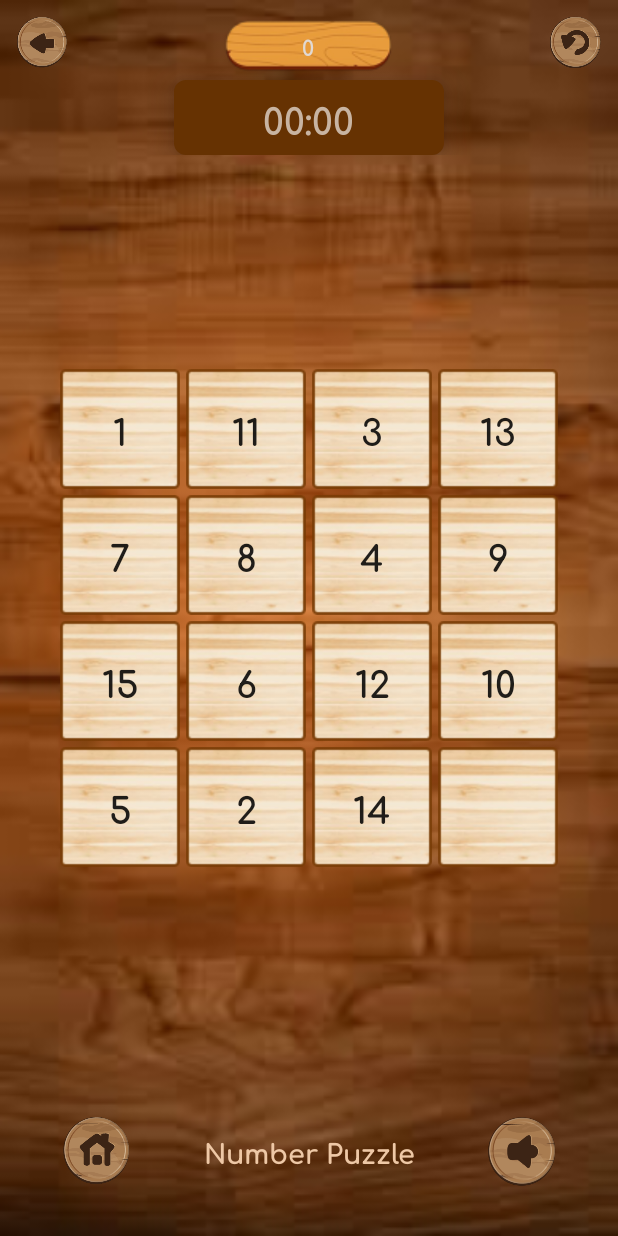
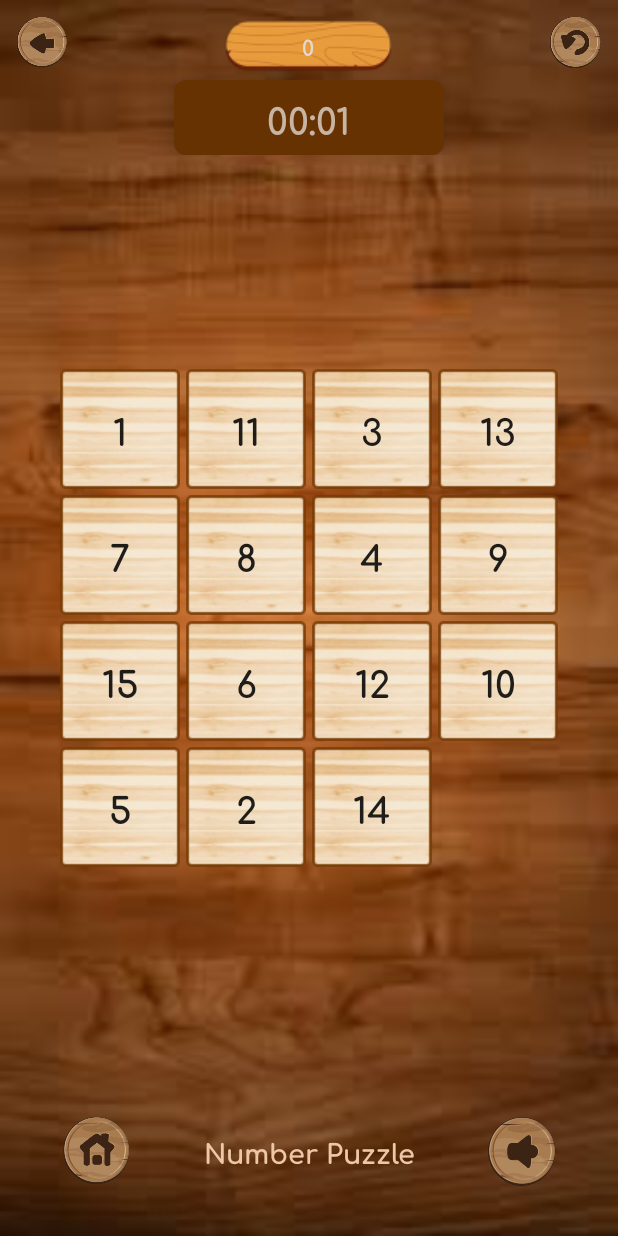
Before and after one commit to jamshidisoqov/NumberPuzzle, an Android app: the fragment GameFragment placed in its activity, after a tap on an icon or button, on a phone screen of 412 x 824 dp. Run offline under Robolectric (Android 15) with nearby library versions, the phone set to English and light mode, and no system bars.

Commit message:
game has finished

```diff
--- a/app/src/main/java/uz/gita/numberpuzzle/ui/game/GameFragment.java
+++ b/app/src/main/java/uz/gita/numberpuzzle/ui/game/GameFragment.java
@@ -3,13 +3,17 @@ package uz.gita.numberpuzzle.ui.game;
 import static java.lang.Math.abs;
 
 import android.annotation.SuppressLint;
+import android.app.Dialog;
+import android.graphics.Color;
+import android.graphics.drawable.ColorDrawable;
 import android.os.Bundle;
-import android.os.CountDownTimer;
-import android.util.Log;
+import android.os.SystemClock;
 import android.view.LayoutInflater;
 import android.view.View;
 import android.view.ViewGroup;
 import android.widget.Button;
+import android.widget.Chronometer;
+import android.widget.ImageView;
 import android.widget.TextView;
 
 import androidx.annotation.NonNull;
@@ -18,55 +22,41 @@ import androidx.fragment.app.Fragment;
 
 import java.util.ArrayList;
 import java.util.Collections;
-import java.util.Timer;
-import java.util.TimerTask;
 
 import uz.gita.numberpuzzle.R;
 import uz.gita.numberpuzzle.models.Coordinate;
+import uz.gita.numberpuzzle.utils.IsSolvingPuzzle;
 
 public class GameFragment extends Fragment {
 
     private View root;
     private TextView textScore;
-    private TextView textTime;
+    private Chronometer textTime;
     private Button[][] buttons;
     private ArrayList<Integer> numbers;
     private Coordinate emptyCoordinate;
     private int score;
-    private int timer;
-    Timer time;
-    TimerTask timerTask;
-    CountDownTimer countDownTimer;
+    IsSolvingPuzzle isSolvingPuzzle;
+    private long pauseTime;
+    private boolean isStarted;
 
     @Override
     public View onCreateView(@NonNull LayoutInflater inflater, @Nullable ViewGroup container,
                              @Nullable Bundle savedInstanceState) {
         root = inflater.inflate(R.layout.fragment_game, container, false);
+        isSolvingPuzzle = new IsSolvingPuzzle();
         loadViews();
         loadButtons();
         initNumbers();
         loadNumbersToButtons();
-        time = new Timer();
         startTimer();
         return root;
     }
 
-
     private void startTimer() {
-        timerTask = new TimerTask() {
-            @Override
-            public void run() {
-                getActivity().runOnUiThread(new TimerTask() {
-                    @Override
-                    public void run() {
-                        setTime();
-                    }
-                });
-            }
-        };
-        time.schedule(timerTask, 0, 1000);
+        textTime.setBase(SystemClock.elapsedRealtime());
+        textTime.start();
     }
-
 
     private void loadViews() {
         root.findViewById(R.id.btn_refresh).setOnClickListener(v -> onRestartGame());
@@ -74,6 +64,23 @@ public class GameFragment extends Fragment {
         textTime = root.findViewById(R.id.text_time);
     }
 
+    @Override
+    public void onResume() {
+        super.onResume();
+        if (isStarted) {
+            textTime.setBase(SystemClock.elapsedRealtime() - pauseTime);
+            textTime.start();
+        }
+    }
+
+    @Override
+    public void onPause() {
+        super.onPause();
+        pauseTime = SystemClock.elapsedRealtime() - textTime.getBase();
+        textTime.stop();
+    }
+
+    @SuppressLint("ClickableViewAccessibility")
     private void loadButtons() {
         ViewGroup group = root.findViewById(R.id.numbers_container);
         int count = group.getChildCount();
@@ -82,7 +89,10 @@ public class GameFragment extends Fragment {
         for (int i = 0; i < count; i++) {
             View view = group.getChildAt(i);
             Button button = (Button) view;
-            button.setOnClickListener(this::onButtonClick);
+            button.setOnTouchListener((v, event) -> {
+                onButtonClick(view);
+                return true;
+            });
             int y = i / size;
             int x = i % size;
             button.setTag(new Coordinate(x, y));
@@ -98,7 +108,7 @@ public class GameFragment extends Fragment {
     }
 
     private void loadNumbersToButtons() {
-        Collections.shuffle(numbers);
+        shuffle();
         for (int i = 0; i < buttons.length; i++) {
             for (int j = 0; j < buttons.length; j++) {
                 int index = i * 4 + j;
@@ -108,37 +118,45 @@ public class GameFragment extends Fragment {
             }
         }
         buttons[3][3].setText("");
+        buttons[3][3].setVisibility(View.INVISIBLE);
         emptyCoordinate = new Coordinate(3, 3);
         score = 0;
         textScore.setText(String.valueOf(score));
     }
 
+    private void shuffle() {
+        numbers.remove(Integer.valueOf(0));
+        Collections.shuffle(numbers);
+        if (!isSolvingPuzzle.isSolvable(numbers)) shuffle();
+    }
+
     private void onFinishGame() {
-
+        requireActivity().getSupportFragmentManager().popBackStack();
     }
 
     private void onRestartGame() {
+        buttons[emptyCoordinate.getY()][emptyCoordinate.getX()].setVisibility(View.VISIBLE);
         loadNumbersToButtons();
-        timer = 0;
-        setTime();
+        textTime.setBase(SystemClock.elapsedRealtime());
     }
 
     private void onButtonClick(View view) {
         Button button = (Button) view;
         Coordinate c = (Coordinate) button.getTag();
-        Log.d("TTT", "x=" + c.getX() + " y=" + c.getY());
         int eX = emptyCoordinate.getX();
         int eY = emptyCoordinate.getY();
         int dX = abs(c.getX() - eX);
         int dY = abs(c.getY() - eY);
         if (dX + dY == 1) {
             score++;
-            textScore.setText(String.valueOf(score));
+            textScore.setText(String.valueOf("Moves:"+score));
             buttons[eY][eX].setText(button.getText());
+            buttons[eY][eX].setVisibility(View.VISIBLE);
             button.setText("");
+            buttons[c.getY()][c.getX()].setVisibility(View.INVISIBLE);
             emptyCoordinate = c;
             if (isWin()) {
-                onRestartGame();
+                showDialog();
             }
         }
     }
@@ -153,11 +171,47 @@ public class GameFragment extends Fragment {
     }
 
     @SuppressLint("SetTextI18n")
-    private void setTime() {
-        int minDivide = timer / 60;
-        String min = (minDivide < 10) ? "0" + minDivide : minDivide + "";
-        textTime.setText(min + ":" + ((timer % 60 < 10) ? "0" + (timer % 60) : timer % 60 + ""));
-        timer++;
+    private void showDialog() {
+
+
+        textTime.stop();
+
+
+
+        Dialog dialog = new Dialog(requireContext());
+        @SuppressLint("InflateParams")
+        View view = LayoutInflater.from(requireContext()).inflate(R.layout.result_dialog, null);
+        TextView tvStep = view.findViewById(R.id.tv_result_step);
+        TextView tvTime = view.findViewById(R.id.tv_result_time);
+
+        ImageView btnClose = view.findViewById(R.id.btn_close);
+        ImageView btnCorrect = view.findViewById(R.id.btn_correct);
+        ImageView btnNext = view.findViewById(R.id.btn_next);
+
+        btnClose.setOnClickListener(v -> {
+            onFinishGame();
+            dialog.dismiss();
+        });
+
+        btnCorrect.setOnClickListener(v -> {
+            onFinishGame();
+            dialog.dismiss();
+        });
+
+        btnNext.setOnClickListener(v -> {
+            dialog.dismiss();
+            textTime.setBase(SystemClock.elapsedRealtime());
+            textTime.start();
+            onRestartGame();
+        });
+
+        tvStep.setText("Moves " + score);
+        tvTime.setText("Time " + textTime.getText().toString());
+
+        dialog.setContentView(view);
+        dialog.getWindow().setBackgroundDrawable(new ColorDrawable(Color.TRANSPARENT));
+        dialog.show();
     }
 
+
 }
--- /dev/null
+++ b/app/src/main/java/uz/gita/numberpuzzle/utils/IsSolvingPuzzle.java
@@ -0,0 +1,40 @@
+package uz.gita.numberpuzzle.utils;
+
+import java.util.ArrayList;
+
+public class IsSolvingPuzzle {
+
+
+    public boolean isSolvable(ArrayList<Integer> puzzle) {
+        puzzle.add(0);
+        int parity = 0;
+        int gridWidth = (int) Math.sqrt(puzzle.size());
+        int row = 0;
+        int blankRow = 0;
+
+        for (int i = 0; i < puzzle.size(); i++) {
+            if (i % gridWidth == 0) {
+                row++;
+            }
+            if (puzzle.get(i) == 0) {
+                blankRow = row;
+                continue;
+            }
+            for (int j = i + 1; j < puzzle.size(); j++) {
+                if (puzzle.get(i) > puzzle.get(i) && puzzle.get(i) != 0) {
+                    parity++;
+                }
+            }
+        }
+
+        if (gridWidth % 2 == 0) {
+            if (blankRow % 2 == 0) {
+                return parity % 2 == 0;
+            } else {
+                return parity % 2 != 0;
+            }
+        } else { // odd grid
+            return parity % 2 == 0;
+        }
+    }
+}
--- a/app/src/main/res/layout/fragment_game.xml
+++ b/app/src/main/res/layout/fragment_game.xml
@@ -46,12 +46,11 @@
             android:background="@drawable/timer_bg"
             android:elevation="12dp">
 
-            <TextView
+            <Chronometer
                 android:id="@+id/text_time"
                 android:layout_width="wrap_content"
                 android:layout_height="wrap_content"
                 android:layout_gravity="center"
-                android:text="@string/default_time"
                 android:textColor="#C8B4A2"
                 android:textSize="24sp"
                 android:textStyle="bold" />
@@ -81,7 +80,10 @@
             android:id="@+id/btn_1"
             android:layout_width="80dp"
             android:layout_height="80dp"
-            android:layout_margin="2dp"
+            android:layout_marginStart="2dp"
+            android:layout_marginTop="2dp"
+            android:layout_marginEnd="2dp"
+            android:layout_marginBottom="2dp"
             android:background="@drawable/btn_bg"
             android:text="@string/_1"
             android:textSize="24sp"
--- a/app/src/main/res/values/strings.xml
+++ b/app/src/main/res/values/strings.xml
@@ -21,4 +21,5 @@
     <string name="_14">14</string>
     <string name="_15">15</string>
     <string name="default_time">03:32</string>
+    <string name="result_bg">Result</string>
 </resources>
```
Also changed, not shown: app/src/main/res/drawable/selectable_bg.xml (+4 -5 lines), app/src/main/res/layout/result_dialog.xml (added, +109 -0 lines), app/src/main/res/drawable/result_bg_img.jpg (added).
